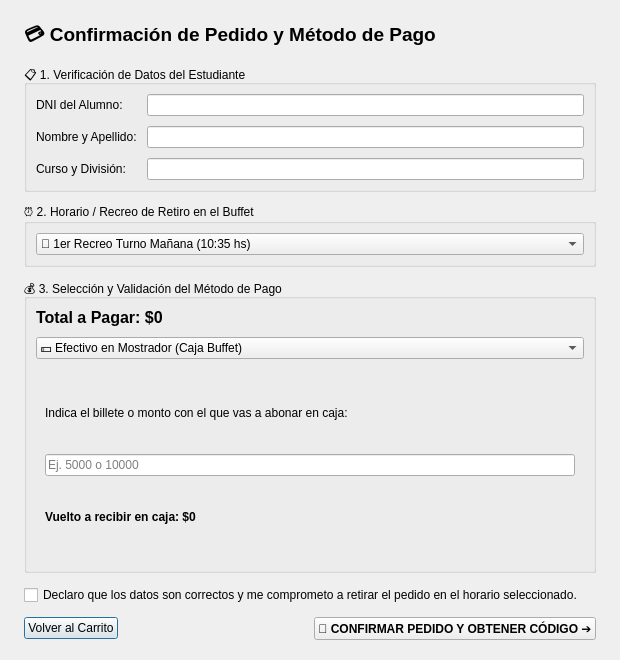
First picture: the form in app/pagodialog.ui, repository gabrielnogueramelendez-cpu/Qt-creator-Berea, before the edit.
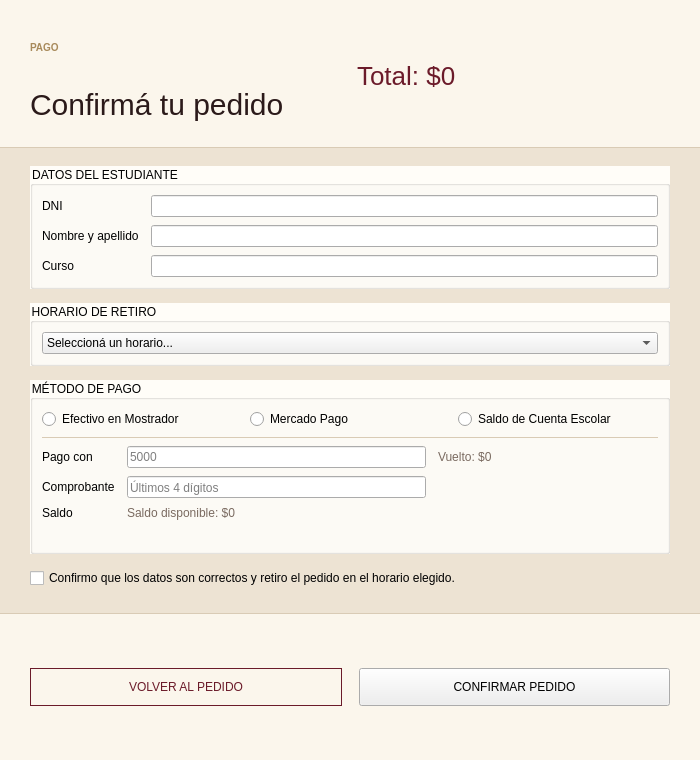
Second picture: the form after the edit.

What changed in the file:
```diff
--- a/app/pagodialog.ui
+++ b/app/pagodialog.ui
@@ -2,85 +2,81 @@
 <ui version="4.0">
  <class>PagoDialog</class>
  <widget class="QDialog" name="PagoDialog">
-  <property name="geometry">
-   <rect>
-    <x>0</x>
-    <y>0</y>
-    <width>620</width>
-    <height>660</height>
-   </rect>
-  </property>
-  <property name="windowTitle">
-   <string>Verificación de Datos y Pago - El Buffet de Alejandro</string>
-  </property>
-  <layout class="QVBoxLayout" name="verticalLayoutMain">
-   <property name="spacing">
-    <number>12</number>
-   </property>
-   <property name="leftMargin">
-    <number>24</number>
-   </property>
-   <property name="topMargin">
-    <number>20</number>
-   </property>
-   <property name="rightMargin">
-    <number>24</number>
-   </property>
-   <property name="bottomMargin">
-    <number>20</number>
-   </property>
+  <property name="geometry"><rect><x>0</x><y>0</y><width>700</width><height>760</height></rect></property>
+  <property name="windowTitle"><string>Pago - El Buffet de Alejandro</string></property>
+  <layout class="QVBoxLayout" name="layoutPago">
+   <property name="spacing"><number>0</number></property>
+   <property name="leftMargin"><number>0</number></property>
+   <property name="topMargin"><number>0</number></property>
+   <property name="rightMargin"><number>0</number></property>
+   <property name="bottomMargin"><number>0</number></property>
+   <item>
+    <widget class="QFrame" name="headerFrame">
+     <property name="styleSheet"><string>#headerFrame { background-color: #FBF6EC; border-bottom: 1px solid #D9CBB5; }</string></property>
+     <layout class="QHBoxLayout" name="layoutHeader">
+      <property name="leftMargin"><number>30</number></property>
+      <property name="topMargin"><number>20</number></property>
+      <property name="rightMargin"><number>30</number></property>
+      <property name="bottomMargin"><number>16</number></property>
+      <item>
+       <layout class="QVBoxLayout" name="layoutTitulo">
+        <property name="spacing"><number>2</number></property>
+        <item>
+         <widget class="QLabel" name="lblEtiqueta">
+          <property name="text"><string>PAGO</string></property>
+          <property name="styleSheet"><string>font-size: 10px; font-weight: bold; color: #A88A5B;</string></property>
+         </widget>
+        </item>
    <item>
     <widget class="QLabel" name="lblTituloPago">
-     <property name="font">
-      <font>
-       <pointsize>14</pointsize>
-       <bold>true</bold>
-      </font>
-     </property>
-     <property name="text">
-      <string>💳 Confirmación de Pedido y Método de Pago</string>
-     </property>
-    </widget>
-   </item>
+          <property name="text"><string>Confirmá tu pedido</string></property>
+          <property name="styleSheet"><string>font-family: 'Sitka Banner', 'Palatino Linotype', Georgia; font-size: 30px; color: #2B1A1A;</string></property>
+         </widget>
+        </item>
+       </layout>
+      </item>
    <item>
-    <widget class="QGroupBox" name="groupDatosAlumno">
-     <property name="title">
-      <string>📋 1. Verificación de Datos del Estudiante</string>
-     </property>
-     <layout class="QFormLayout" name="formLayoutAlumno">
-      <property name="spacing">
-       <number>10</number>
-      </property>
+       <spacer name="espacioHeader"><property name="orientation"><enum>Qt::Horizontal</enum></property></spacer>
+      </item>
+      <item>
+       <widget class="QLabel" name="lblResumenTotal">
+        <property name="text"><string>Total: $0</string></property>
+        <property name="styleSheet"><string>font-family: 'Sitka Banner', 'Palatino Linotype', Georgia; font-size: 26px; color: #6B1B2A;</string></property>
+       </widget>
+      </item>
+     </layout>
+    </widget>
+   </item>
+   <item>
+    <widget class="QFrame" name="bodyFrame">
+     <property name="styleSheet"><string>#bodyFrame { background-color: #EDE3D3; }
+QGroupBox { background-color: #FFFDF8; }</string></property>
+     <layout class="QVBoxLayout" name="layoutBody">
+      <property name="spacing"><number>14</number></property>
+      <property name="leftMargin"><number>30</number></property>
+      <property name="topMargin"><number>18</number></property>
+      <property name="rightMargin"><number>30</number></property>
+      <property name="bottomMargin"><number>18</number></property>
+      <item>
+       <widget class="QGroupBox" name="grpDatos">
+        <property name="title"><string>DATOS DEL ESTUDIANTE</string></property>
+        <layout class="QGridLayout" name="layoutDatos">
+         <property name="horizontalSpacing"><number>12</number></property>
+         <property name="verticalSpacing"><number>8</number></property>
       <item row="0" column="0">
-       <widget class="QLabel" name="lblEtiquetaDni">
-        <property name="text">
-         <string>DNI del Alumno:</string>
-        </property>
-       </widget>
+          <widget class="QLabel" name="lblDni"><property name="text"><string>DNI</string></property></widget>
       </item>
       <item row="0" column="1">
-       <widget class="QLineEdit" name="txtPagoDni">
-        <property name="readOnly">
-         <bool>false</bool>
-        </property>
-       </widget>
+          <widget class="QLineEdit" name="txtPagoDni"/>
       </item>
       <item row="1" column="0">
-       <widget class="QLabel" name="lblEtiquetaNombre">
-        <property name="text">
-         <string>Nombre y Apellido:</string>
-        </property>
-       </widget>
+          <widget class="QLabel" name="lblNombre"><property name="text"><string>Nombre y apellido</string></property></widget>
       </item>
       <item row="1" column="1">
        <widget class="QLineEdit" name="txtPagoNombre"/>
       </item>
       <item row="2" column="0">
-       <widget class="QLabel" name="lblEtiquetaCurso">
-        <property name="text">
-         <string>Curso y División:</string>
-        </property>
-       </widget>
+          <widget class="QLabel" name="lblCurso"><property name="text"><string>Curso</string></property></widget>
       </item>
       <item row="2" column="1">
        <widget class="QLineEdit" name="txtPagoCurso"/>
@@ -89,211 +85,131 @@
     </widget>
    </item>
    <item>
-    <widget class="QGroupBox" name="groupHorario">
-     <property name="title">
-      <string>⏰ 2. Horario / Recreo de Retiro en el Buffet</string>
-     </property>
-     <layout class="QVBoxLayout" name="verticalLayoutHorario">
+       <widget class="QGroupBox" name="grpRetiro">
+        <property name="title"><string>HORARIO DE RETIRO</string></property>
+        <layout class="QVBoxLayout" name="layoutRetiro">
       <item>
        <widget class="QComboBox" name="comboRecreo">
-        <item>
-         <property name="text">
-          <string>🔔 1er Recreo Turno Mañana (10:35 hs)</string>
-         </property>
-        </item>
-        <item>
-         <property name="text">
-          <string>🔔 2do Recreo Turno Mañana (12:00 hs)</string>
-         </property>
-        </item>
-        <item>
-         <property name="text">
-          <string>🍽️ Almuerzo Buffet Escolar (12:45 hs - 13:30 hs)</string>
-         </property>
-        </item>
-        <item>
-         <property name="text">
-          <string>🔔 1er Recreo Turno Tarde (15:35 hs)</string>
-         </property>
-        </item>
-        <item>
-         <property name="text">
-          <string>🎒 Salida de Talleres Técnicos (17:45 hs)</string>
-         </property>
-        </item>
+           <item><property name="text"><string>Seleccioná un horario...</string></property></item>
+           <item><property name="text"><string>Apertura e inicio de clases TM (07:45 hs)</string></property></item>
+           <item><property name="text"><string>1er Recreo TM (09:00 a 09:15 hs)</string></property></item>
+           <item><property name="text"><string>2do Recreo TM (10:35 a 10:45 hs)</string></property></item>
+           <item><property name="text"><string>Receso Inter-Turno - Almuerzo (12:05 a 13:30 hs)</string></property></item>
+           <item><property name="text"><string>1er Recreo TT (14:50 a 15:00 hs)</string></property></item>
+           <item><property name="text"><string>2do Recreo TT (16:20 a 16:30 hs)</string></property></item>
+           <item><property name="text"><string>Atención Post-Clases (17:50 a 20:00 hs)</string></property></item>
        </widget>
       </item>
      </layout>
     </widget>
    </item>
    <item>
-    <widget class="QGroupBox" name="groupMetodoPago">
-     <property name="title">
-      <string>💰 3. Selección y Validación del Método de Pago</string>
-     </property>
-     <layout class="QVBoxLayout" name="verticalLayoutMetodo">
-      <property name="spacing">
-       <number>10</number>
-      </property>
+       <widget class="QGroupBox" name="grpMetodo">
+        <property name="title"><string>MÉTODO DE PAGO</string></property>
+        <layout class="QVBoxLayout" name="layoutMetodo">
+         <property name="spacing"><number>8</number></property>
       <item>
-       <layout class="QHBoxLayout" name="layoutTotalPedido">
+          <layout class="QHBoxLayout" name="layoutRadios">
         <item>
-         <widget class="QLabel" name="lblResumenTotal">
-          <property name="font">
-           <font>
-            <pointsize>12</pointsize>
-            <bold>true</bold>
-           </font>
-          </property>
-          <property name="text">
-           <string>Total a Pagar: $0</string>
-          </property>
-         </widget>
-        </item>
-       </layout>
-      </item>
+            <widget class="QRadioButton" name="rbEfectivo"><property name="text"><string>Efectivo en Mostrador</string></property></widget>
+           </item>
       <item>
-       <widget class="QComboBox" name="comboMetodoPago">
-        <item>
-         <property name="text">
-          <string>💵 Efectivo en Mostrador (Caja Buffet)</string>
-         </property>
+            <widget class="QRadioButton" name="rbMercadoPago"><property name="text"><string>Mercado Pago</string></property></widget>
         </item>
         <item>
-         <property name="text">
-          <string>💳 Saldo de Cuenta Escolar Buffet</string>
-         </property>
-        </item>
-        <item>
-         <property name="text">
-          <string>📱 Mercado Pago / Transferencia Institucional</string>
-         </property>
-        </item>
-       </widget>
-      </item>
+            <widget class="QRadioButton" name="rbSaldo"><property name="text"><string>Saldo de Cuenta Escolar</string></property></widget>
+           </item>
+          </layout>
+         </item>
       <item>
-       <widget class="QStackedWidget" name="stackedDetallePago">
-        <property name="currentIndex">
-         <number>0</number>
-        </property>
-        <widget class="QWidget" name="pageEfectivo">
-         <layout class="QVBoxLayout" name="layoutPageEfectivo">
-          <item>
-           <widget class="QLabel" name="lblIndicacionEfectivo">
-            <property name="text">
-             <string>Indica el billete o monto con el que vas a abonar en caja:</string>
-            </property>
+          <widget class="QFrame" name="lineaMetodo">
+           <property name="minimumSize"><size><width>0</width><height>1</height></size></property>
+           <property name="maximumSize"><size><width>16777215</width><height>1</height></size></property>
+           <property name="styleSheet"><string>background-color: #D9CBB5;</string></property>
            </widget>
           </item>
           <item>
-           <widget class="QLineEdit" name="txtMontoAbonado">
-            <property name="placeholderText">
-             <string>Ej. 5000 o 10000</string>
-            </property>
-           </widget>
-          </item>
-          <item>
+          <layout class="QGridLayout" name="layoutDetalleMetodo">
+           <property name="horizontalSpacing"><number>12</number></property>
+           <property name="verticalSpacing"><number>8</number></property>
+           <item row="0" column="0">
+            <widget class="QLabel" name="lblMonto"><property name="text"><string>Pago con</string></property></widget>
+           </item>
+           <item row="0" column="1">
+            <widget class="QLineEdit" name="txtMontoAbonado"><property name="placeholderText"><string>5000</string></property></widget>
+           </item>
+           <item row="0" column="2">
            <widget class="QLabel" name="lblVueltoCalculado">
-            <property name="font">
-             <font>
-              <bold>true</bold>
-             </font>
-            </property>
-            <property name="text">
-             <string>Vuelto a recibir en caja: $0</string>
-            </property>
-           </widget>
-          </item>
-         </layout>
-        </widget>
-        <widget class="QWidget" name="pageSaldoCuenta">
-         <layout class="QVBoxLayout" name="layoutPageSaldo">
-          <item>
+             <property name="minimumSize"><size><width>220</width><height>0</height></size></property>
+             <property name="text"><string>Vuelto: $0</string></property>
+             <property name="styleSheet"><string>color: #7A6A60;</string></property>
+            </widget>
+           </item>
+           <item row="1" column="0">
+            <widget class="QLabel" name="lblComprobante"><property name="text"><string>Comprobante</string></property></widget>
+           </item>
+           <item row="1" column="1">
+            <widget class="QLineEdit" name="txtComprobanteMP"><property name="placeholderText"><string>Últimos 4 dígitos</string></property></widget>
+           </item>
+           <item row="2" column="0">
+            <widget class="QLabel" name="lblSaldoTitulo"><property name="text"><string>Saldo</string></property></widget>
+           </item>
+           <item row="2" column="1" colspan="2">
            <widget class="QLabel" name="lblSaldoDisponible">
-            <property name="text">
-             <string>Saldo disponible en tu cuenta escolar: $15.000</string>
-            </property>
-           </widget>
-          </item>
-          <item>
+             <property name="text"><string>Saldo disponible: $0</string></property>
+             <property name="styleSheet"><string>color: #7A6A60;</string></property>
+            </widget>
+           </item>
+           <item row="3" column="1" colspan="2">
            <widget class="QLabel" name="lblEstadoSaldo">
-            <property name="font">
-             <font>
-              <bold>true</bold>
-             </font>
-            </property>
-            <property name="text">
-             <string>✅ Saldo suficiente para cubrir esta compra.</string>
-            </property>
+             <property name="text"><string/></property>
+             <property name="styleSheet"><string>color: #7A6A60; font-size: 12px;</string></property>
            </widget>
           </item>
          </layout>
-        </widget>
-        <widget class="QWidget" name="pageMercadoPago">
-         <layout class="QVBoxLayout" name="layoutPageMP">
-          <item>
-           <widget class="QLabel" name="lblDatosMP">
-            <property name="text">
-             <string>&lt;b&gt;Alias:&lt;/b&gt; BUFFET.ESCUELA.MP &lt;br&gt;&lt;b&gt;CVU:&lt;/b&gt; 00000031000987654321</string>
-            </property>
-           </widget>
-          </item>
-          <item>
-           <widget class="QLineEdit" name="txtComprobanteMP">
-            <property name="placeholderText">
-             <string>Ingresa los 4 dígitos finales del comprobante de transferencia</string>
-            </property>
-           </widget>
-          </item>
-         </layout>
-        </widget>
-       </widget>
       </item>
      </layout>
     </widget>
    </item>
    <item>
     <widget class="QCheckBox" name="chkConfirmarTerminos">
-     <property name="text">
-      <string>Declaro que los datos son correctos y me comprometo a retirar el pedido en el horario seleccionado.</string>
-     </property>
+        <property name="text"><string>Confirmo que los datos son correctos y retiro el pedido en el horario elegido.</string></property>
     </widget>
    </item>
    <item>
-    <layout class="QHBoxLayout" name="layoutBotones">
+       <spacer name="espacioBody"><property name="orientation"><enum>Qt::Vertical</enum></property></spacer>
+      </item>
+     </layout>
+    </widget>
+   </item>
+   <item>
+    <widget class="QFrame" name="footerFrame">
+     <property name="styleSheet"><string>#footerFrame { background-color: #FBF6EC; border-top: 1px solid #D9CBB5; }</string></property>
+     <layout class="QHBoxLayout" name="layoutFooter">
+      <property name="spacing"><number>10</number></property>
+      <property name="leftMargin"><number>30</number></property>
+      <property name="topMargin"><number>14</number></property>
+      <property name="rightMargin"><number>30</number></property>
+      <property name="bottomMargin"><number>14</number></property>
      <item>
       <widget class="QPushButton" name="btnCancelarPago">
-       <property name="text">
-        <string>Volver al Carrito</string>
-       </property>
+        <property name="minimumSize"><size><width>0</width><height>38</height></size></property>
+        <property name="text"><string>VOLVER AL PEDIDO</string></property>
+        <property name="styleSheet"><string>QPushButton { background-color: transparent; color: #6B1B2A; border: 1px solid #6B1B2A; }
+QPushButton:hover { background-color: #F3EADB; }</string></property>
       </widget>
      </item>
      <item>
-      <spacer name="spacerBotones">
-       <property name="orientation">
-        <enum>Qt::Horizontal</enum>
-       </property>
-       <property name="sizeHint" stdset="0">
-        <size>
-         <width>40</width>
-         <height>20</height>
-        </size>
-       </property>
-      </spacer>
+       <spacer name="espacioFooter"><property name="orientation"><enum>Qt::Horizontal</enum></property></spacer>
      </item>
      <item>
       <widget class="QPushButton" name="btnConfirmarPedido">
-       <property name="font">
-        <font>
-         <bold>true</bold>
-        </font>
-       </property>
-       <property name="text">
-        <string>🎉 CONFIRMAR PEDIDO Y OBTENER CÓDIGO ➔</string>
-       </property>
+        <property name="minimumSize"><size><width>0</width><height>38</height></size></property>
+        <property name="text"><string>CONFIRMAR PEDIDO</string></property>
       </widget>
      </item>
     </layout>
+    </widget>
    </item>
   </layout>
  </widget>
```
Lines whose indentation alone changed are shown as unchanged.
